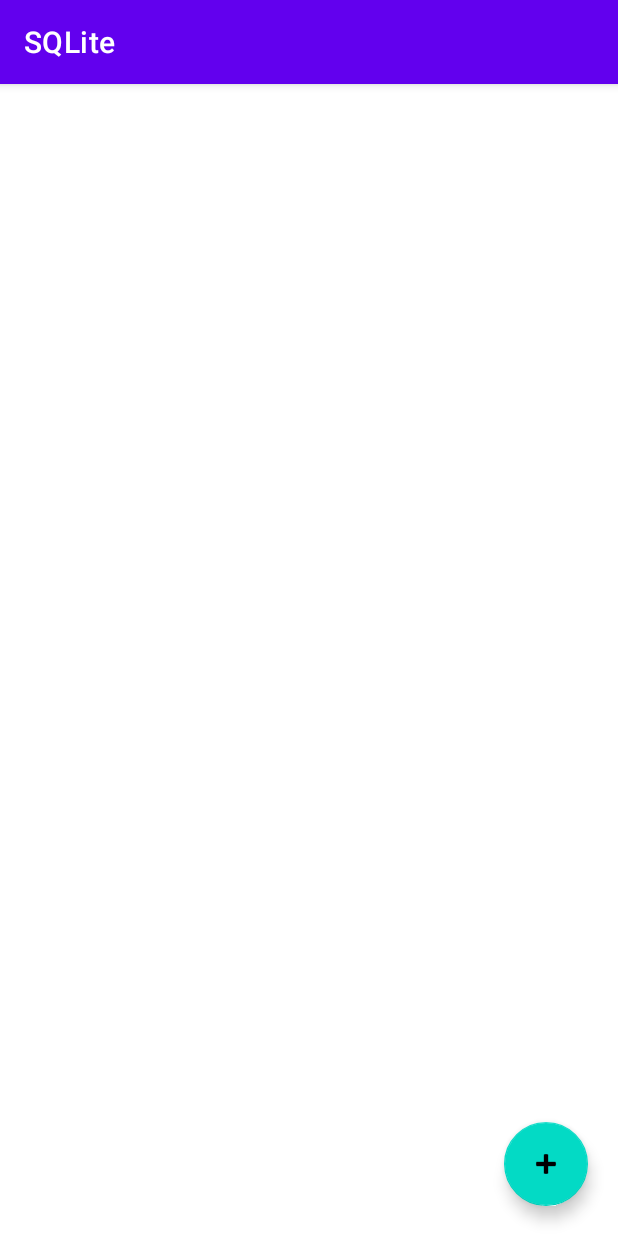
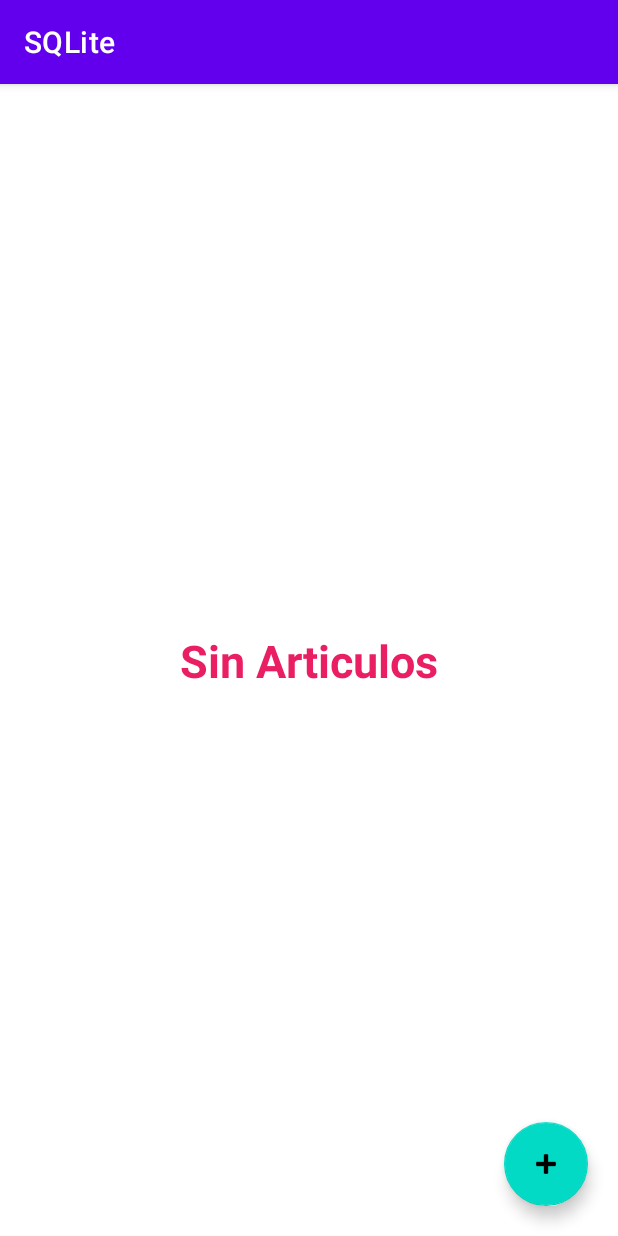
Before and after one commit to PSL2001/SQLite15_11_22, an Android app: the screen it shows after launch (MainActivity), on a phone screen of 412 x 824 dp. Run offline under Robolectric (Android 15) with nearby library versions, the phone set to English and light mode, and no system bars.

Commit message:
Creada conexion y seteado layouts

```diff
--- a/app/src/main/java/com/example/sqlite/MainActivity.kt
+++ b/app/src/main/java/com/example/sqlite/MainActivity.kt
@@ -1,14 +1,48 @@
 package com.example.sqlite
 
+import android.content.Intent
 import androidx.appcompat.app.AppCompatActivity
 import android.os.Bundle
+import android.view.View
+import androidx.recyclerview.widget.LinearLayoutManager
+import com.example.sqlite.adapter.ArticulosAdapter
 import com.example.sqlite.databinding.ActivityMainBinding
+import com.example.sqlite.db.BaseDatos
+import com.example.sqlite.models.Articulo
 
 class MainActivity : AppCompatActivity() {
     lateinit var binding: ActivityMainBinding
+    lateinit var conexion: BaseDatos
+    lateinit var adapter: ArticulosAdapter
+    var lista = mutableListOf<Articulo>()
+
     override fun onCreate(savedInstanceState: Bundle?) {
         super.onCreate(savedInstanceState)
         binding = ActivityMainBinding.inflate(layoutInflater)
         setContentView(binding.root)
+        //Creamos la conexion
+        conexion = BaseDatos(this)
+        //Seteamos el recycler
+        setRecycler()
+        //Seteamos los listeners
+        setListeners()
+    }
+
+    private fun setListeners() {
+        binding.fbtnAdd.setOnClickListener {
+            startActivity(Intent(this, AddUpdateActivity::class.java))
+        }
+    }
+
+    private fun setRecycler() {
+        lista = conexion.readAll()
+        if (lista.size == 0) {
+            binding.tvVacio.visibility = View.VISIBLE
+            return
+        }
+        val layoutManager = LinearLayoutManager(this)
+        binding.rcAticulos.layoutManager = layoutManager
+        adapter = ArticulosAdapter(lista)
+        binding.rcAticulos.adapter = adapter
     }
 }
--- a/app/src/main/res/layout/activity_main.xml
+++ b/app/src/main/res/layout/activity_main.xml
@@ -7,7 +7,7 @@
     tools:context=".MainActivity">
 
     <com.google.android.material.floatingactionbutton.FloatingActionButton
-        android:id="@+id/floatingActionButton"
+        android:id="@+id/fbtnAdd"
         android:layout_width="wrap_content"
         android:layout_height="wrap_content"
         android:layout_marginEnd="20dp"
@@ -18,7 +18,7 @@
         app:srcCompat="@android:drawable/ic_input_add" />
 
     <androidx.recyclerview.widget.RecyclerView
-        android:id="@+id/rc_usuarios"
+        android:id="@+id/rc_aticulos"
         android:layout_width="0dp"
         android:layout_height="wrap_content"
         android:layout_marginStart="1dp"
@@ -27,4 +27,20 @@
         app:layout_constraintEnd_toEndOf="parent"
         app:layout_constraintStart_toStartOf="parent"
         app:layout_constraintTop_toTopOf="parent" />
+
+    <TextView
+        android:id="@+id/tvVacio"
+        android:layout_width="wrap_content"
+        android:layout_height="wrap_content"
+        android:text="Sin Articulos"
+        android:textColor="#E91E63"
+        android:textSize="30sp"
+        android:textStyle="bold"
+        android:visibility="invisible"
+        app:layout_constraintBottom_toBottomOf="parent"
+        app:layout_constraintEnd_toEndOf="parent"
+        app:layout_constraintHorizontal_bias="0.5"
+        app:layout_constraintStart_toStartOf="parent"
+        app:layout_constraintTop_toTopOf="parent"
+        app:layout_constraintVertical_bias="0.5" />
 </androidx.constraintlayout.widget.ConstraintLayout>
```
Also changed, not shown: app/src/main/res/layout/activity_add_update.xml (+5 -2 lines).
